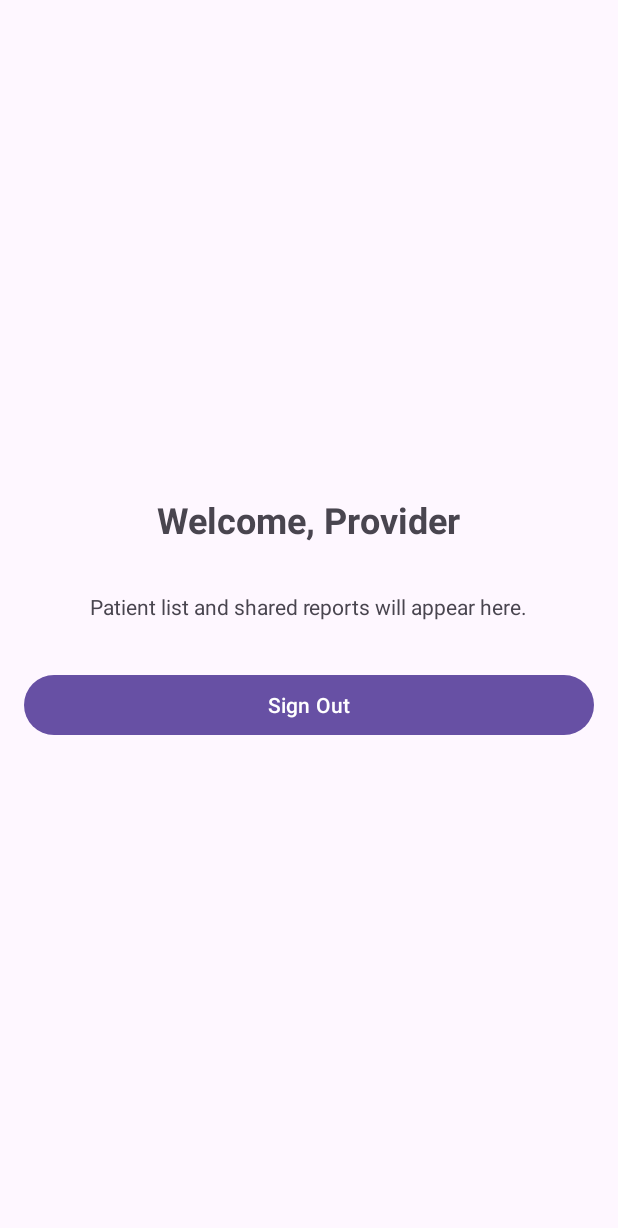
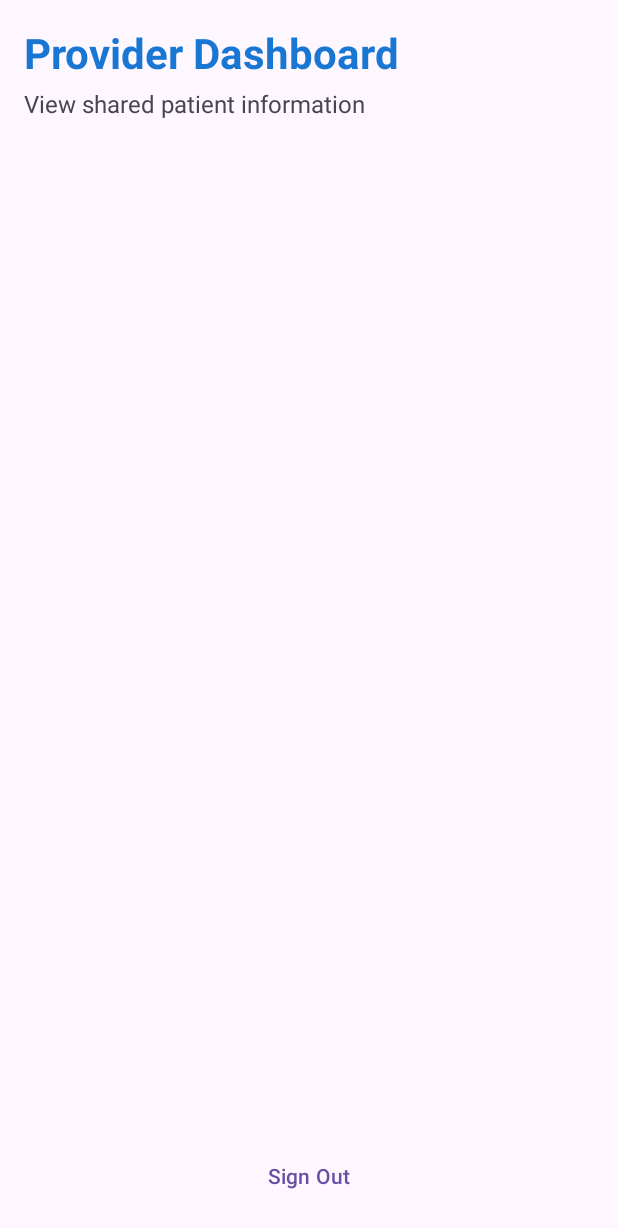
Before and after one commit to EricKel1/B07Assignment, an Android app: the ProviderHomeActivity screen opened directly, with no data from a screen before it, on a phone screen of 412 x 824 dp. Shown: the top 1228 px of the screen. Run offline under Robolectric (Android 15) with nearby library versions, the phone set to English and light mode, and no system bars; our stand-ins replace Firebase (no records; nobody signed in at launch, a user with empty details on screens opened directly); 2 statements that could not run were skipped.

Commit message:
feat(provider): add provider dashboard with linked children display and navigation

```diff
--- a/app/src/main/AndroidManifest.xml
+++ b/app/src/main/AndroidManifest.xml
@@ -43,6 +43,11 @@
         <activity android:name=".ParentSignupActivity" />
         <activity android:name=".ProviderSignupActivity" />
         <activity android:name=".ProviderHomeActivity" />
+        <activity android:name=".ProviderChildDetailActivity" />
+        <activity android:name=".ProviderRescueLogsActivity" />
+        <activity android:name=".ProviderSymptomsActivity" />
+        <activity android:name=".ProviderPEFActivity" />
+        <activity android:name=".ProviderTriageActivity" />
         <activity android:name=".InventoryActivity" />
         <activity android:name=".NotificationCenterActivity" />
         <activity
--- a/app/src/main/java/com/example/b07project/ProviderHomeActivity.java
+++ b/app/src/main/java/com/example/b07project/ProviderHomeActivity.java
@@ -5,17 +5,46 @@ import android.os.Bundle;
 import android.widget.Button;
 import android.widget.TextView;
 import androidx.appcompat.app.AppCompatActivity;
+import androidx.recyclerview.widget.LinearLayoutManager;
+import androidx.recyclerview.widget.RecyclerView;
 import com.google.firebase.auth.FirebaseAuth;
+import com.google.firebase.firestore.FirebaseFirestore;
+import com.google.firebase.firestore.QueryDocumentSnapshot;
+import java.util.ArrayList;
+import java.util.HashMap;
+import java.util.List;
+import java.util.Map;
 
 public class ProviderHomeActivity extends AppCompatActivity {
+
+    private RecyclerView rvChildren;
+    private ProviderChildrenAdapter adapter;
+    private List<Map<String, Object>> childrenList;
+    private FirebaseFirestore db;
+    private String providerId;
 
     @Override
     protected void onCreate(Bundle savedInstanceState) {
         super.onCreate(savedInstanceState);
         setContentView(R.layout.activity_provider_home);
 
+        db = FirebaseFirestore.getInstance();
+        providerId = FirebaseAuth.getInstance().getCurrentUser().getUid();
+        childrenList = new ArrayList<>();
+
         TextView tvWelcome = findViewById(R.id.tvWelcome);
-        tvWelcome.setText("Welcome, Provider");
+        tvWelcome.setText("Provider Dashboard");
+
+        rvChildren = findViewById(R.id.rvChildren);
+        rvChildren.setLayoutManager(new LinearLayoutManager(this));
+
+        adapter = new ProviderChildrenAdapter(childrenList, child -> {
+            Intent intent = new Intent(ProviderHomeActivity.this, ProviderChildDetailActivity.class);
+            intent.putExtra("CHILD_ID", (String) child.get("childId"));
+            intent.putExtra("CHILD_NAME", (String) child.get("childName"));
+            startActivity(intent);
+        });
+        rvChildren.setAdapter(adapter);
 
         Button btnSignOut = findViewById(R.id.btnSignOut);
         btnSignOut.setOnClickListener(v -> {
@@ -23,5 +52,44 @@ public class ProviderHomeActivity extends AppCompatActivity {
             startActivity(new Intent(this, LoginActivity.class));
             finish();
         });
+
+        loadLinkedChildren();
+    }
+
+    private void loadLinkedChildren() {
+        // Query Firestore for children shared with this provider
+        db.collection("providerSharing")
+                .whereEqualTo("providerId", providerId)
+                .addSnapshotListener((querySnapshot, error) -> {
+                    if (error != null) {
+                        return;
+                    }
+
+                    if (querySnapshot != null) {
+                        childrenList.clear();
+                        for (QueryDocumentSnapshot doc : querySnapshot) {
+                            Map<String, Object> sharingData = doc.getData();
+                            String childId = (String) sharingData.get("childId");
+
+                            // Fetch child details
+                            db.collection("children").document(childId).get()
+                                    .addOnSuccessListener(childDoc -> {
+                                        if (childDoc.exists()) {
+                                            Map<String, Object> childData = new HashMap<>(childDoc.getData());
+                                            childData.put("childId", childId);
+                                            childData.putAll(sharingData); // Include sharing settings
+                                            childrenList.add(childData);
+                                            adapter.notifyDataSetChanged();
+                                        }
+                                    });
+                        }
+                    }
+                });
+    }
+
+    @Override
+    protected void onResume() {
+        super.onResume();
+        loadLinkedChildren();
     }
 }
--- a/app/src/main/res/layout/activity_provider_home.xml
+++ b/app/src/main/res/layout/activity_provider_home.xml
@@ -1,31 +1,55 @@
 <?xml version="1.0" encoding="utf-8"?>
-<LinearLayout xmlns:android="http://schemas.android.com/apk/res/android"
+<androidx.constraintlayout.widget.ConstraintLayout xmlns:android="http://schemas.android.com/apk/res/android"
+    xmlns:app="http://schemas.android.com/apk/res-auto"
+    xmlns:tools="http://schemas.android.com/tools"
     android:layout_width="match_parent"
     android:layout_height="match_parent"
-    android:orientation="vertical"
     android:padding="16dp"
-    android:gravity="center">
+    tools:context=".ProviderHomeActivity">
 
     <TextView
         android:id="@+id/tvWelcome"
-        android:layout_width="wrap_content"
+        android:layout_width="0dp"
         android:layout_height="wrap_content"
         android:text="Provider Dashboard"
-        android:textSize="24sp"
+        android:textSize="28sp"
         android:textStyle="bold"
-        android:layout_marginBottom="32dp"/>
+        android:textColor="#1976D2"
+        app:layout_constraintTop_toTopOf="parent"
+        app:layout_constraintStart_toStartOf="parent"
+        app:layout_constraintEnd_toEndOf="parent" />
 
     <TextView
-        android:layout_width="wrap_content"
+        android:id="@+id/tvSubtitle"
+        android:layout_width="0dp"
         android:layout_height="wrap_content"
-        android:text="Patient list and shared reports will appear here."
-        android:textAlignment="center"
-        android:layout_marginBottom="32dp"/>
+        android:text="View shared patient information"
+        android:textSize="16sp"
+        android:layout_marginTop="4dp"
+        app:layout_constraintTop_toBottomOf="@id/tvWelcome"
+        app:layout_constraintStart_toStartOf="parent"
+        app:layout_constraintEnd_toEndOf="parent" />
+
+    <androidx.recyclerview.widget.RecyclerView
+        android:id="@+id/rvChildren"
+        android:layout_width="0dp"
+        android:layout_height="0dp"
+        android:layout_marginTop="16dp"
+        app:layout_constraintTop_toBottomOf="@id/tvSubtitle"
+        app:layout_constraintStart_toStartOf="parent"
+        app:layout_constraintEnd_toEndOf="parent"
+        app:layout_constraintBottom_toTopOf="@id/btnSignOut"
+        tools:listitem="@layout/item_provider_child" />
 
     <Button
         android:id="@+id/btnSignOut"
-        android:layout_width="match_parent"
+        android:layout_width="0dp"
         android:layout_height="wrap_content"
-        android:text="Sign Out" />
+        android:text="Sign Out"
+        style="@style/Widget.Material3.Button.TextButton"
+        android:layout_marginTop="16dp"
+        app:layout_constraintBottom_toBottomOf="parent"
+        app:layout_constraintStart_toStartOf="parent"
+        app:layout_constraintEnd_toEndOf="parent" />
 
-</LinearLayout>
+</androidx.constraintlayout.widget.ConstraintLayout>
```
